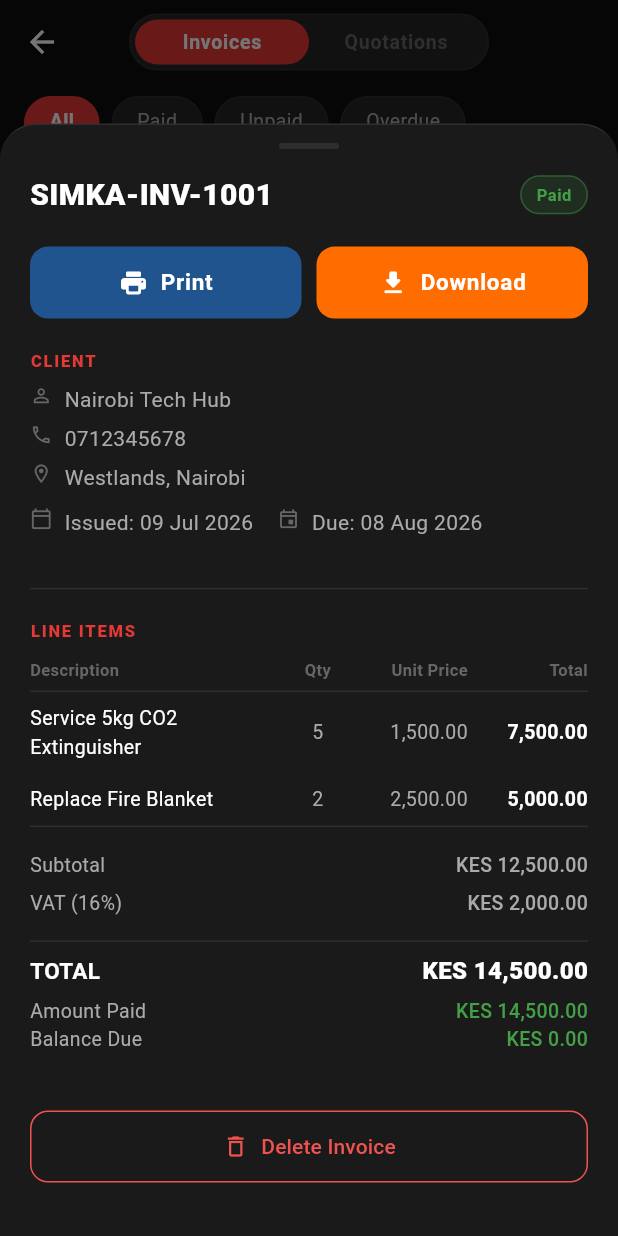
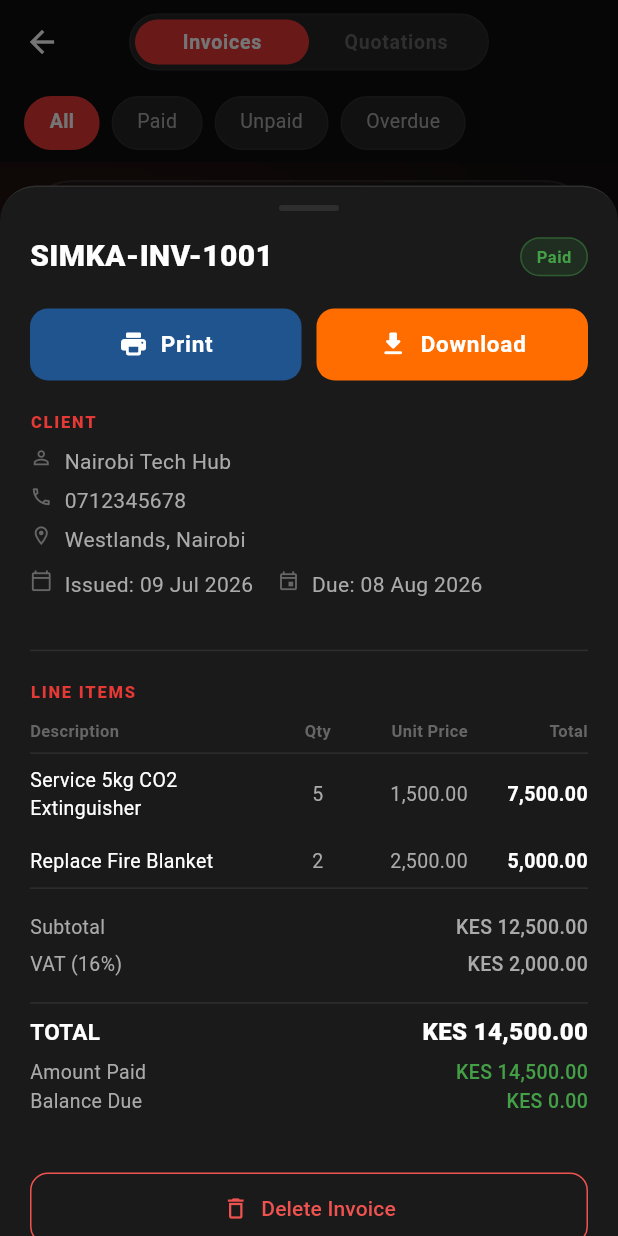
Before and after one commit to SK108045/Simka_App, a Flutter app: the InvoicesScreen screen opened directly, after a tap on "SIMKA-INV-1001", on a phone screen of 412 x 824 dp. Run offline on Flutter 3.47's test engine with Material 3 defaults, Android fonts, the phone set to English and light mode, and no system bars; our stand-ins replace fl_chart, flutter_local_notifications, hive, hive_flutter, pdf, printing and 2 more; accounts and stored records are empty.

Commit message:
Fix github actions build and web layout constraint

```diff
--- a/lib/screens/invoices_screen.dart
+++ b/lib/screens/invoices_screen.dart
@@ -70,10 +70,7 @@ class _InvoicesScreenState extends State<InvoicesScreen> {
       context: context,
       isScrollControlled: true,
       backgroundColor: Colors.transparent,
-      builder: (_) => FractionallySizedBox(
-        heightFactor: 0.9,
-        child: _InvoiceDetailSheet(invoice: invoice),
-      ),
+      builder: (_) => _InvoiceDetailSheet(invoice: invoice),
     );
   }
 
@@ -564,6 +561,7 @@ class _InvoiceDetailSheet extends StatelessWidget {
     final items = invoice.items;
 
     return Container(
+      height: MediaQuery.of(context).size.height * 0.85,
       decoration: const BoxDecoration(
         color: AppTheme.surfaceDark,
         borderRadius: BorderRadius.vertical(top: Radius.circular(24)),
@@ -1012,7 +1010,7 @@ class _PdfButtonState extends State<_PdfButton> {
       onPressed: _isLoading ? null : _handlePress,
       style: ElevatedButton.styleFrom(
         backgroundColor: widget.color,
-        disabledBackgroundColor: widget.color.withValues(alpha: 0.6),
+        disabledBackgroundColor: widget.color.withOpacity(0.6),
         padding: const EdgeInsets.symmetric(vertical: 14),
         shape: RoundedRectangleBorder(borderRadius: BorderRadius.circular(12)),
       ),
```
